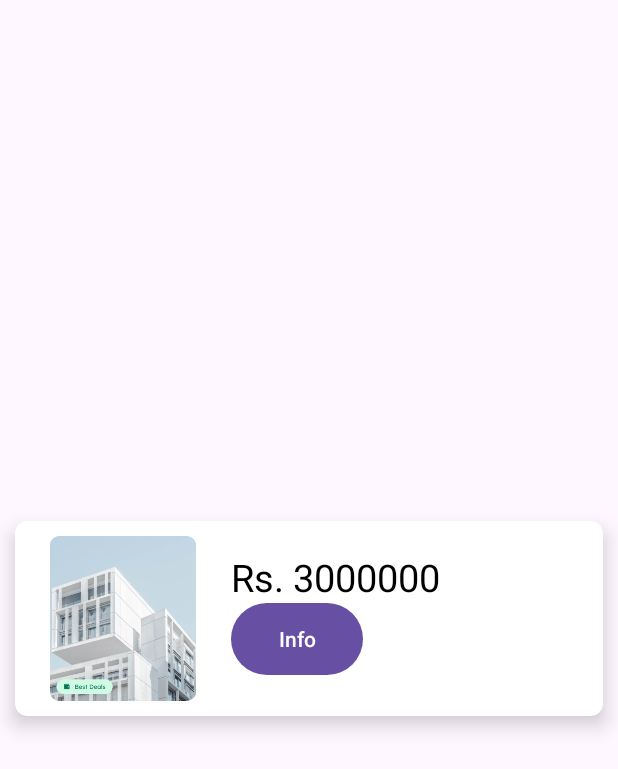
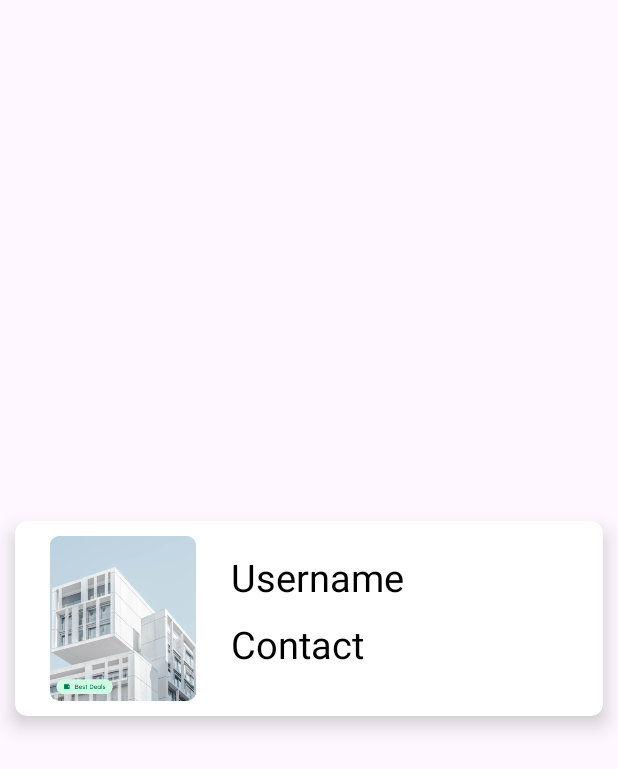
Before and after one commit to Sajeel54/Hounter, an Android app: the layout user_card.xml on its own in the app's theme, with its tools: preview values and no code run, on a phone screen of 412 x 824 dp. Shown: the top 769 px of the screen. Run offline under Robolectric (Android 15) with nearby library versions, the phone set to English and light mode, and no system bars.

Commit message:
first commit

```diff
--- a/app/src/main/java/com/example/myapp/adapters/userCardAdapter.java
+++ b/app/src/main/java/com/example/myapp/adapters/userCardAdapter.java
@@ -52,6 +52,7 @@ public class userCardAdapter extends ArrayAdapter<User> {
             holder = new ViewHolder();
             holder.imageView = listItemView.findViewById(R.id.profileCard_Image);
             holder.username = listItemView.findViewById(R.id.profileCard_Username);
+            holder.contact = listItemView.findViewById(R.id.profileCard_Contact);
 
             listItemView.setTag(holder);
         } else {
@@ -64,6 +65,7 @@ public class userCardAdapter extends ArrayAdapter<User> {
         // Set the data into the views
         holder.imageView.setImageResource(currentUser.getImage());
         holder.username.setText(currentUser.getUsername());
+        holder.contact.setText(currentUser.getUsername());
 
         return listItemView;
     }
@@ -71,5 +73,6 @@ public class userCardAdapter extends ArrayAdapter<User> {
     static class ViewHolder {
         ImageView imageView;
         TextView username;
+        TextView contact;
     }
 }
--- a/app/src/main/java/com/example/myapp/adminProfile.java
+++ b/app/src/main/java/com/example/myapp/adminProfile.java
@@ -109,7 +109,7 @@ public class adminProfile extends Fragment {
         }
         usersList.setOnItemClickListener(new AdapterView.OnItemClickListener() {
             public void onItemClick(AdapterView<?> parent, View v, int position, long id) {
-                Intent i = new Intent(getActivity(), uploadDetails.class);
+                Intent i = new Intent(getActivity(), profileDetails.class);
                 i.putExtra("search_id", data[position].getUserId());
                 startActivity(i);
             }
--- a/app/src/main/res/layout/user_card.xml
+++ b/app/src/main/res/layout/user_card.xml
@@ -47,16 +47,18 @@
                         android:id="@+id/profileCard_Username"
                         android:layout_width="match_parent"
                         android:layout_height="wrap_content"
-                        android:text="Rs. 3000000"
+                        android:text="Username"
                         android:textColor="@color/black"
                         android:textSize="25sp"/>
 
-                    <Button
-                        android:layout_width="wrap_content"
+                    <TextView
+                        android:layout_marginTop="10sp"
+                        android:id="@+id/profileCard_Contact"
+                        android:layout_width="match_parent"
                         android:layout_height="wrap_content"
-                        android:id="@+id/profile_info"
-                        android:text="Info"
-                        android:background="@drawable/btn_primary"/>
+                        android:text="Contact"
+                        android:textColor="@color/black"
+                        android:textSize="25sp"/>
 
                 </LinearLayout>
             </LinearLayout>
```
